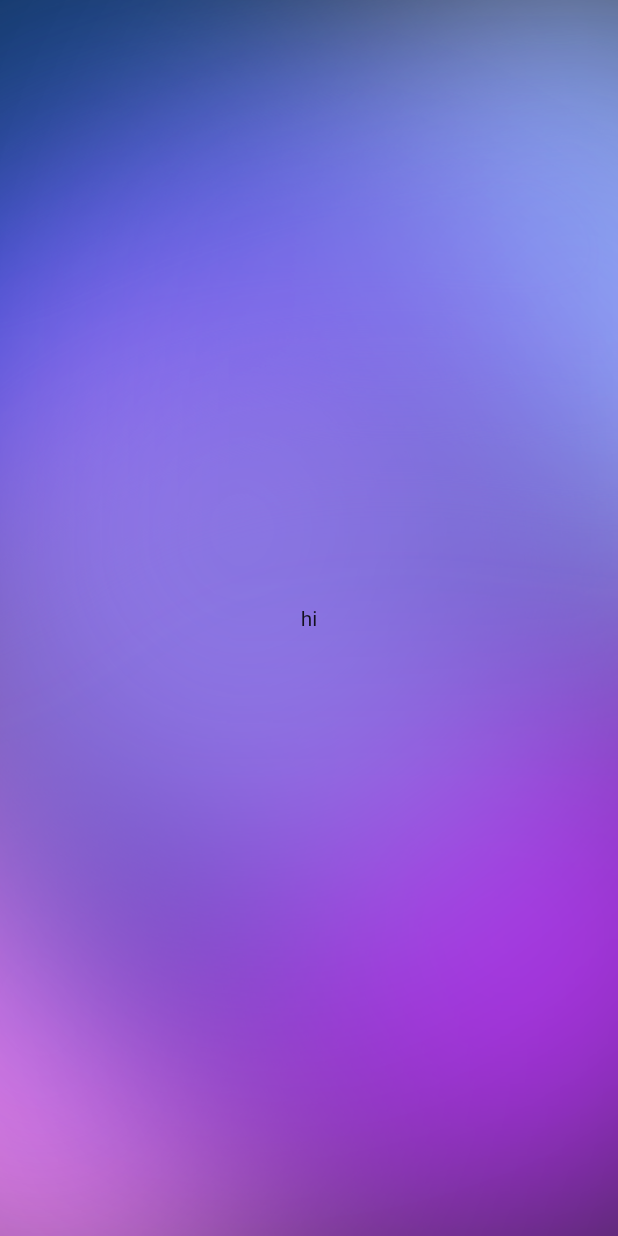
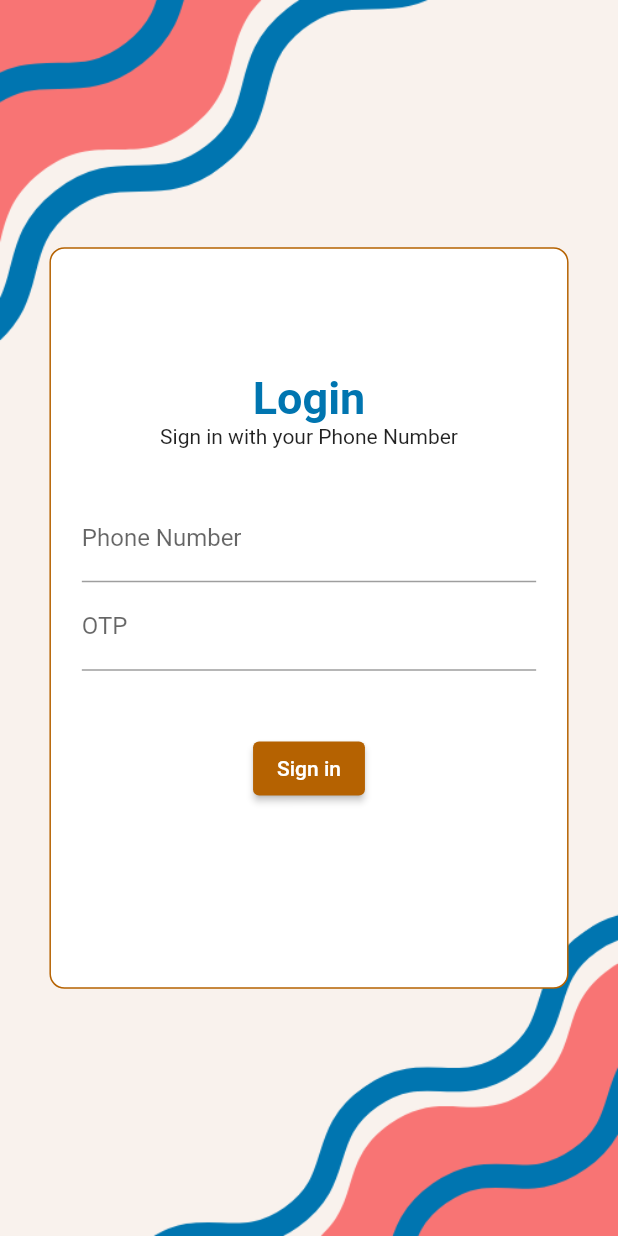
Before and after one commit to IshanSingla/crmFlutter, a Flutter app: the first screen one second after launch, on a phone screen of 412 x 824 dp. Run offline on Flutter 3.47's test engine with Material 2 defaults, Android fonts, the phone set to English and light mode, and no system bars; our stand-ins replace firebase_auth, firebase_core, fluttertoast, google_fonts; accounts and stored records are empty.

Commit message:
login frontend done

```diff
--- /dev/null
+++ b/lib/Screens/login/login2.dart
@@ -0,0 +1,91 @@
+import 'package:flutter/material.dart';
+
+class MyColors{
+  static Color blue = Color.fromARGB(255, 0, 117, 176);
+  static Color cream = Color.fromARGB(255, 249, 242, 237);
+  static Color pink = Color.fromARGB(255, 248, 116, 116);
+  static Color mustard = Color.fromARGB(255, 181, 98, 1);
+}
+
+class loginString2 extends StatefulWidget {
+  const loginString2({super.key});
+
+  @override
+  State<loginString2> createState() => _loginString2State();
+}
+
+class _loginString2State extends State<loginString2> {
+  final _formKey = GlobalKey<FormState>();
+  void moveToHome(BuildContext context) {
+    if (_formKey.currentState!.validate()) {
+      Navigator.pushNamed(context, "/home");
+    }
+  }
+
+  @override
+  Widget build(BuildContext context) {
+    double deviceHeightr = MediaQuery.of(context).size.height / 100;
+    double deviceWidthr = MediaQuery.of(context).size.width / 100;
+    return Scaffold(
+      body: Container(
+        width: MediaQuery.of(context).size.width,
+        height: MediaQuery.of(context).size.height,
+        decoration: const BoxDecoration(
+            image: DecorationImage(
+                fit: BoxFit.fill,
+                image: AssetImage("assets/images/bgImage.png"))),
+        child: Padding(
+          padding: EdgeInsets.symmetric(
+              vertical: 20 * deviceHeightr, horizontal: 8 * deviceWidthr),
+          child: Container(
+            decoration: BoxDecoration(
+                border: Border.all(width: 1, color: MyColors.mustard),
+                borderRadius: BorderRadius.circular(10),
+                color: Colors.white),
+            child: Padding(
+              padding: EdgeInsets.symmetric(
+                  horizontal: 5 * deviceWidthr, vertical: 10 * deviceHeightr),
+              child: Form(
+                  key: _formKey,
+                  child: Column(children: [
+                    Text(
+                      "Login",
+                      style: TextStyle(
+                          color: MyColors.blue,
+                          fontSize: 30,
+                          fontWeight: FontWeight.bold),
+                    ),
+                    Text("Sign in with your Phone Number"),
+                    SizedBox(height: 30),
+                    TextFormField(
+                      decoration: const InputDecoration(
+                          labelText: "Phone Number",
+                          hintText: "Enter Phone Number"),
+                      validator: (value) {
+                        if (value == null || value.isEmpty) {
+                          return ("Enter Phone Number");
+                        } else if (value.length != 10) {
+                          return ("Enter a valid Phone Number");
+                        }
+                        return null;
+                      },
+                    ),
+                    TextFormField(
+                      decoration: const InputDecoration(
+                          labelText: "OTP", hintText: "Enter OTP"),
+                    ),
+                    SizedBox(height: 5 * deviceHeightr),
+                    ElevatedButton(
+                      onPressed: () => moveToHome(context),
+                      child: Text("Sign in"),
+                      style: ElevatedButton.styleFrom(
+                          backgroundColor: MyColors.mustard),
+                    ),
+                  ])),
+            ),
+          ),
+        ),
+      ),
+    );
+  }
+}
--- a/lib/main.dart
+++ b/lib/main.dart
@@ -1,4 +1,5 @@
 // ignore_for_file: use_key_in_widget_constructors
+import 'package:CRM/Screens/login/login2.dart';
 import 'package:firebase_core/firebase_core.dart';
 import 'package:flutter/material.dart';
 import 'Screens/GetStated/GetStated.dart';
@@ -22,14 +23,12 @@ class MyApp extends StatelessWidget {
     return MaterialApp(
       debugShowCheckedModeBanner: false,
       color: Colors.indigo[900],
-      initialRoute: '/splash',
+      initialRoute: '/login',
       routes: {
         '/splash': (context) => const SplashScreen(),
-        '/GetStated':(context) => const GetStated(),
-        '/login': (context) => const LoginScreen(),
-        '/login/signup':(context) => const SignupScreen(),
-
-
+        '/GetStated': (context) => const GetStated(),
+        '/login': (context) => const loginString2(),
+        '/login/signup': (context) => const SignupScreen(),
         '/home': (context) => Home(),
       },
     );
--- a/pubspec.yaml
+++ b/pubspec.yaml
@@ -66,6 +66,7 @@ flutter:
   # To add assets to your application, add an assets section, like this:
   assets:
     - assets/images/background.png
+    - assets/images/
   #   - images/a_dot_burr.jpeg
   #   - images/a_dot_ham.jpeg
 
```
Also changed, not shown: lib/Screens/home/Components/Search.dart (added, +33 -0 lines), assets/images/bgImage.png (added), 1 other file.
